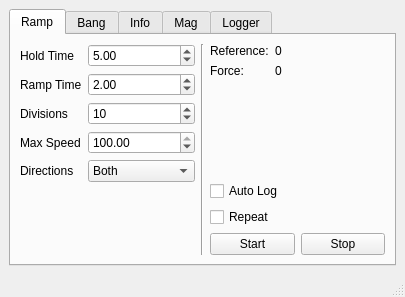
Above: MotorCalibrate/forms/mainwindow.ui from uf-mil-archive/sub-2012 before the change. Below: the same form after it.
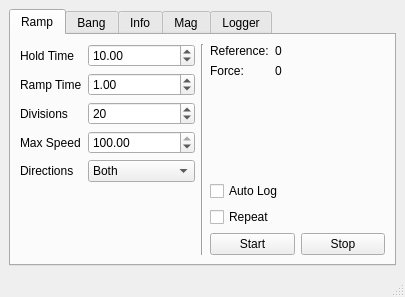
That is the form after the change. The open tabs and pages were chosen to show the change.

Commit message: Made the motorcalibrate default values the ones we use for hard/soft calibration

What changed in the file:
```diff
--- a/MotorCalibrate/forms/mainwindow.ui
+++ b/MotorCalibrate/forms/mainwindow.ui
@@ -46,7 +46,7 @@
              <double>0.500000000000000</double>
             </property>
             <property name="value">
-             <double>5.000000000000000</double>
+             <double>10.000000000000000</double>
             </property>
            </widget>
           </item>
@@ -69,7 +69,7 @@
              <double>0.100000000000000</double>
             </property>
             <property name="value">
-             <double>2.000000000000000</double>
+             <double>1.000000000000000</double>
             </property>
            </widget>
           </item>
@@ -99,7 +99,7 @@
              <number>1</number>
             </property>
             <property name="value">
-             <number>10</number>
+             <number>20</number>
             </property>
            </widget>
           </item>
```
Left out of the diff: 2 changed lines with no effect on the pictures.
